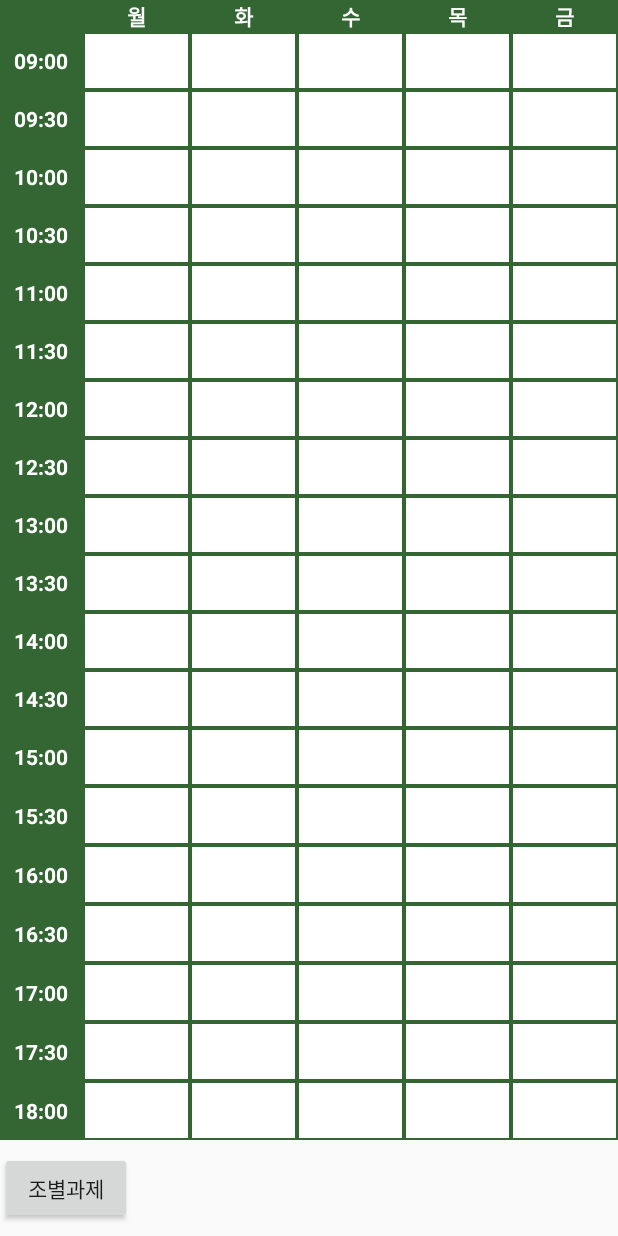
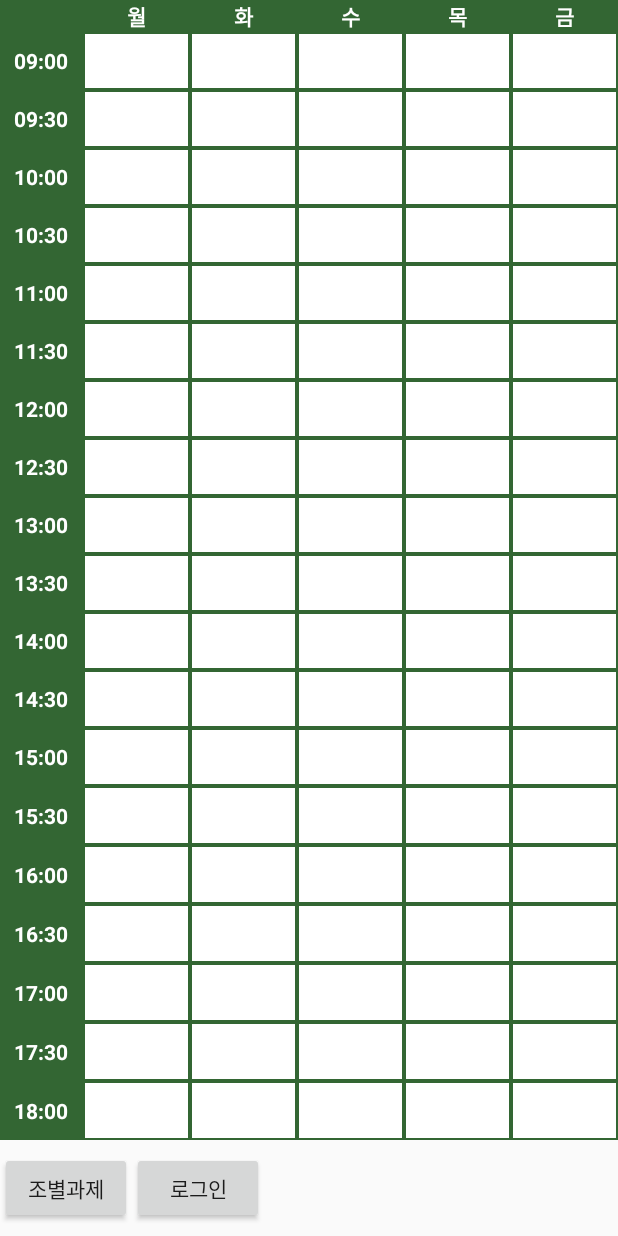
Before and after one commit to seungba/androidCrolling_intent, an Android app: the screen it shows after launch (SubActivity), after a tap on "로그인", on a phone screen of 412 x 824 dp. Run offline under Robolectric (Android 15) with nearby library versions, the phone set to English and light mode, and no system bars; our stand-ins replace Firebase (no records; nobody signed in at launch, a user with empty details on screens opened directly); 4 statements that could not run were skipped.

Commit message:
로딩페이지 추가 로딩페이지로 앱을 시작한다. -> 2초대기 -> 데이터가 있으면 바로 SubActivity로 -> 없으면 MainActivity

```diff
--- a/app/src/main/AndroidManifest.xml
+++ b/app/src/main/AndroidManifest.xml
@@ -11,15 +11,16 @@
         android:roundIcon="@mipmap/ic_launcher_round"
         android:supportsRtl="true"
         android:theme="@style/AppTheme.NoActionBar">
-        <activity android:name=".MainActivity">
+        <activity android:name=".LoadingActivity">
             <intent-filter>
                 <action android:name="android.intent.action.MAIN" />
 
                 <category android:name="android.intent.category.LAUNCHER" />
             </intent-filter>
         </activity>
+        <activity android:name=".MainActivity"></activity>
         <activity android:name=".SubActivity" />
-        <activity android:name=".GroupActivity"></activity>
+        <activity android:name=".GroupActivity" />
     </application>
 
 </manifest>
--- /dev/null
+++ b/app/src/main/java/com/example/a0104/crolling/LoadingActivity.java
@@ -0,0 +1,43 @@
+package com.example.a0104.crolling;
+
+import android.content.Intent;
+import android.content.SharedPreferences;
+import android.support.v7.app.AppCompatActivity;
+import android.os.Bundle;
+
+/*
+처음 앱을 실행시킬 때 나오는 액티비티
+prefs 에서 Name 값을 들고온다.(데이터가 없을 시에 null 값)
+Name 값이 null -> MainActivity 로 가서 로그인
+Name 값이 User 의 이름 (데이터가 있다) -> SubActivity
+*/
+public class LoadingActivity extends AppCompatActivity {
+
+    @Override
+    protected void onCreate(Bundle savedInstanceState) {
+        super.onCreate(savedInstanceState);
+        setContentView(R.layout.activity_loading);
+
+        SharedPreferences prefs =getSharedPreferences("User", MODE_PRIVATE);
+        String name = prefs.getString("Name", null); //키값, 디폴트값
+        String id = prefs.getString("ID", null);
+        String table = prefs.getString("tableMask", null);
+
+        try { // 잠시 대기하며 로딩페이지를 보여준다.
+            Thread.sleep(2000);
+        } catch (InterruptedException e) {
+            e.printStackTrace();
+        }
+
+        if(name == null) { //데이터가 들어있는지 확인
+            Intent intent1 = new Intent(LoadingActivity.this, MainActivity.class);
+            startActivity(intent1);
+        } else {
+            Intent intent2 = new Intent(LoadingActivity.this, SubActivity.class);
+            intent2.putExtra("id",id);
+            intent2.putExtra("name",name);
+            intent2.putExtra("table",table);
+            startActivity(intent2);
+        }
+    }
+}
--- a/app/src/main/java/com/example/a0104/crolling/MainActivity.java
+++ b/app/src/main/java/com/example/a0104/crolling/MainActivity.java
@@ -1,6 +1,7 @@
 package com.example.a0104.crolling;
 
 import android.content.Intent;
+import android.content.SharedPreferences;
 import android.support.v7.app.AppCompatActivity;
 import android.os.Bundle;
 import android.util.Log;
@@ -22,8 +23,9 @@ import java.util.Map;
 public class MainActivity extends AppCompatActivity {
     ArrayList<String> timeTable = new ArrayList<>();
     EditText ID,PW;
-    private String name = null;
-    private String id,pw;
+    private String name = null, id, pw;
+    String[][] table;
+    String mask;
     Button Login;
 
     @Override
@@ -50,11 +52,30 @@ public class MainActivity extends AppCompatActivity {
                 } catch (InterruptedException e) {
                     e.printStackTrace();
                 }
-                Intent intent = new Intent(MainActivity.this,SubActivity.class);
-                intent.putStringArrayListExtra("timeTable",timeTable); //시간표 넣는다.
+                String[] array1 = name.split(">"); //<strong class=\"site-font-color\" id=\"user\" style=\"float: left ;letter-spacing:-1px;\">김민석</strong>"
+                String[] array2 = array1[1].split("<"); //김민석</strong>
+                name = array2[0];  //김민석
+
+                MakeTimeTable makeTimeTable = new MakeTimeTable();
+                table = makeTimeTable.MakeTable(timeTable); //시간표 만들기를 통해 개인 시간표를 만든다.
+                mask = makeTimeTable.maskTable(table); // Firebase에서 쓰이는 mask 시간표를 만든다.
+
+                SharedPreferences pref =getSharedPreferences("User", MODE_PRIVATE);
+                SharedPreferences.Editor editor = pref.edit();
+                editor.putString("ID", id);
+                editor.putString("Name", name);
+                editor.putString("tableMask", mask);
+                editor.commit(); //데이터 저장
+
+                Firebase firebase = new Firebase(); // User 테이블에 정보(학번(id), 이름(name), 시간표(timeTable)을 넣는다)
+                firebase.updateUser(id, name, mask);
+
+                Intent intent = new Intent(MainActivity.this, SubActivity.class);
+                intent.putExtra("id",id);
                 intent.putExtra("name",name);
-                intent.putExtra("id",id);
+                intent.putExtra("table", table);
                 startActivity(intent);
+
                 Log.d("LoginBtn", "onClick 종료");
             }
         });//이벤트 감지자
--- a/app/src/main/java/com/example/a0104/crolling/SubActivity.java
+++ b/app/src/main/java/com/example/a0104/crolling/SubActivity.java
@@ -1,54 +1,48 @@
 package com.example.a0104.crolling;
 
 import android.content.Intent;
-import android.content.SharedPreferences;
 import android.support.v7.app.AppCompatActivity;
 import android.os.Bundle;
 import android.util.Log;
 import android.view.View;
 import android.widget.Button;
-
-import com.google.firebase.database.DataSnapshot;
-import com.google.firebase.database.DatabaseError;
-import com.google.firebase.database.DatabaseReference;
-import com.google.firebase.database.FirebaseDatabase;
-import com.google.firebase.database.ValueEventListener;
+import android.widget.TextView;
 
 public class SubActivity extends AppCompatActivity { // 메인 액티비티에서 가져온 값으로 테이블을 만들고, 데이터를 저장하기 위한 액티비티
 
-    String [][] timeTable;
-    Button groupBtn;
-    String user_name, user_id, mask;
+    Button groupBtn, LogBtn;
+    TextView nameView;
 
     @Override
     protected void onCreate(Bundle savedInstanceState) {
         Log.d("Sub","onCreate 호출");
         super.onCreate(savedInstanceState);
         setContentView(R.layout.activity_sub);
+        final Intent intent = getIntent();
+        final String id = intent.getStringExtra("id");
+        final String name = intent.getStringExtra("name");
+        final String table = intent.getStringExtra("table");
 
-        Intent intent = getIntent();
-        intent.getStringArrayListExtra("timeTable");
-        user_name = intent.getStringExtra("name"); // html 코드 그대로 들고오기때문에 수정이 필요하다.
-        user_id = intent.getStringExtra("id");
-        String[] array1 = user_name.split(">"); //<strong class=\"site-font-color\" id=\"user\" style=\"float: left ;letter-spacing:-1px;\">김민석</strong>"
-        String[] array2 = array1[1].split("<"); //김민석</strong>
-        user_name = array2[0];  //김민석
-
-        MakeTimeTable makeTimeTable = new MakeTimeTable();
-        timeTable = makeTimeTable.MakeTable(intent.getStringArrayListExtra("timeTable")); //시간표 만들기를 통해 개인 시간표를 만든다.
-        mask = makeTimeTable.maskTable(timeTable); // Firebase에서 쓰이는 mask 시간표를 만든다.
-
-        Firebase firebase = new Firebase(); // User테이블에 정보(학번(id), 이름(name), 시간표(timeTable)을 넣는다)
-        firebase.updateUser(user_id, user_name, mask);
+        nameView = findViewById(R.id.nameView);
+        nameView.setText(name);
 
         groupBtn = findViewById(R.id.groupBtn); //검색
         groupBtn.setOnClickListener(new View.OnClickListener() {
             @Override //이벤트 감지자 등록
             public void onClick(View v) {
                 Intent intent = new Intent(SubActivity.this, GroupActivity.class);
-                intent.putExtra("id",user_id);
-                intent.putExtra("table",mask);
+                intent.putExtra("id", id);
+                intent.putExtra("table", table);
                 startActivity(intent);
+            }
+        });
+
+        LogBtn = findViewById(R.id.LogBtn);
+        LogBtn.setOnClickListener(new View.OnClickListener() {
+            @Override
+            public void onClick(View v) {
+                Intent intent2 = new Intent(SubActivity.this, MainActivity.class);
+                startActivity(intent2);
             }
         });
     }
--- a/app/src/main/res/layout/activity_sub.xml
+++ b/app/src/main/res/layout/activity_sub.xml
@@ -1453,7 +1453,7 @@
         android:layout_width="match_parent"
         android:layout_height="wrap_content"
         android:layout_marginBottom="8dp"
-        android:orientation="vertical"
+        android:orientation="horizontal"
         app:layout_constraintBottom_toBottomOf="parent">
 
         <Button
@@ -1462,6 +1462,18 @@
             android:layout_height="wrap_content"
             android:text="조별과제" />
 
+        <Button
+            android:id="@+id/LogBtn"
+            android:layout_width="wrap_content"
+            android:layout_height="wrap_content"
+            android:text="로그인"/>
+
+        <TextView
+            android:id="@+id/nameView"
+            android:layout_width="wrap_content"
+            android:layout_height="wrap_content"
+            android:text="nameView" />
+
     </LinearLayout>
 
 
```
Also changed, not shown: app/src/main/java/com/example/a0104/crolling/Firebase.java (+5 -18 lines), app/src/main/java/com/example/a0104/crolling/GroupTable.java (+15 -1 lines), app/src/main/res/layout/activity_group_table.xml (+6 -4 lines), app/src/main/res/layout/activity_loading.xml (added, +14 -0 lines).
